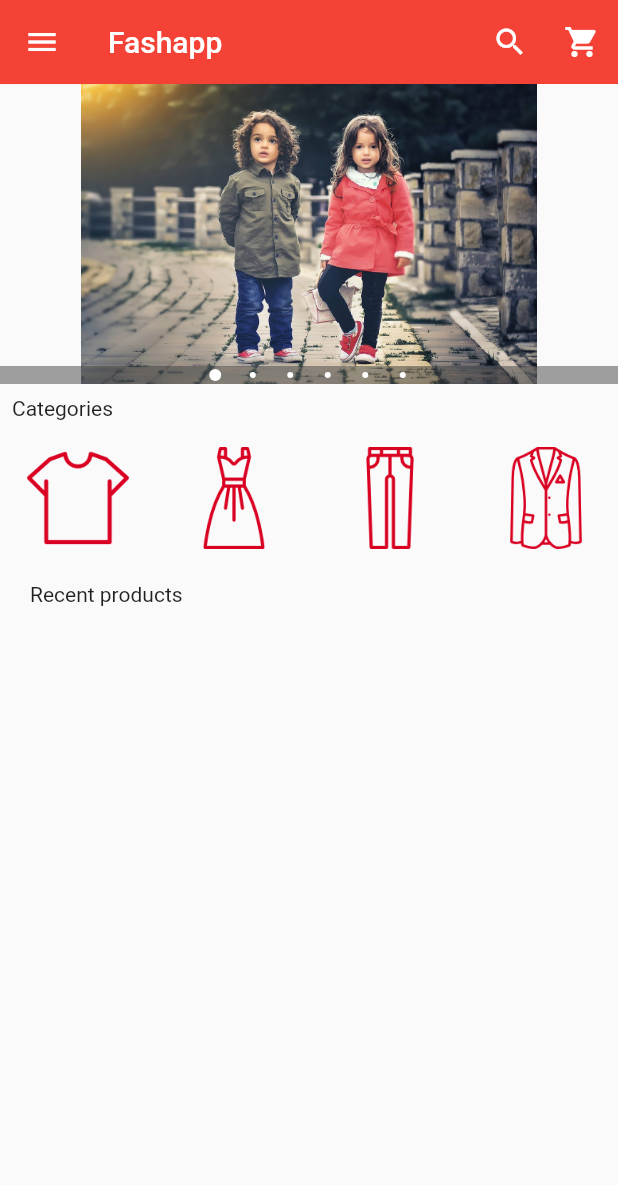
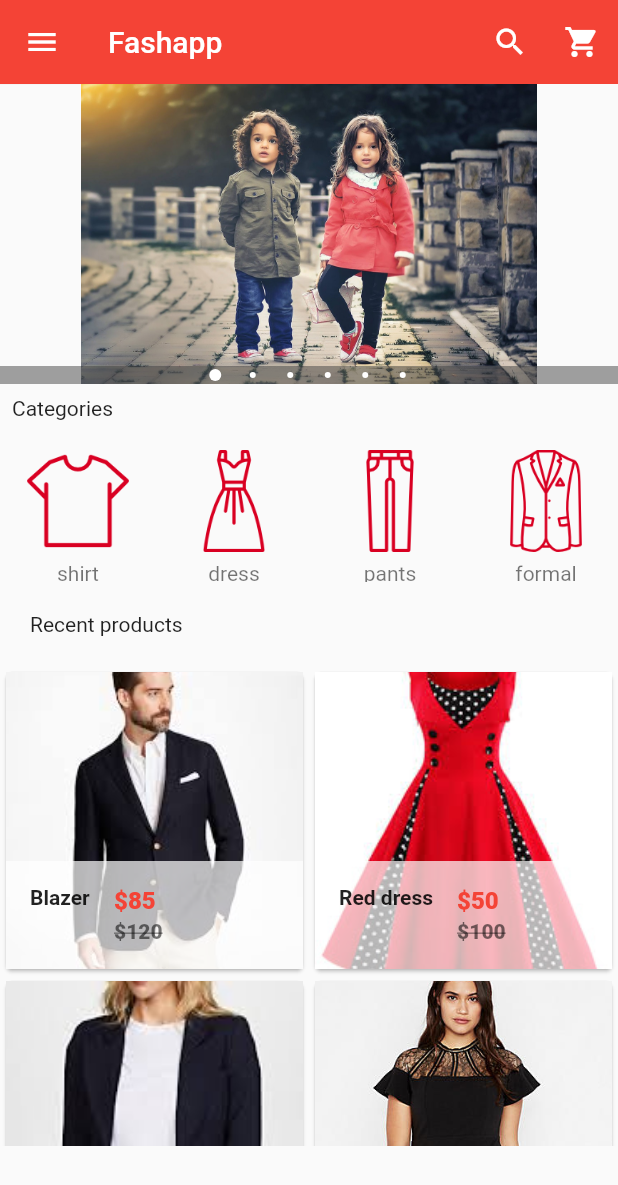
Before and after one commit to Ayobami-00/flutter-ecommerce-application, a Flutter app: the screen it shows after launch, on a phone screen of 412 x 824 dp. Shown: the top 1185 px of the screen. Run offline on Flutter 3.47's test engine with Material 2 defaults, Android fonts, the phone set to English and light mode, and no system bars; drawn by our look-alikes of carousel_pro.

Commit message:
built the product section and product details page

```diff
--- a/flutter_ecommerce_application/lib/components/horizontal_listview.dart
+++ b/flutter_ecommerce_application/lib/components/horizontal_listview.dart
@@ -4,7 +4,7 @@ class HorizontalList extends StatelessWidget {
   @override
   Widget build(BuildContext context) {
     return Container(
-      height: 80.0,
+      height: 100.0,
       child: ListView(
         scrollDirection: Axis.horizontal,
         children: <Widget>[
--- a/flutter_ecommerce_application/lib/components/products.dart
+++ b/flutter_ecommerce_application/lib/components/products.dart
@@ -1,4 +1,5 @@
 import 'package:flutter/material.dart';
+import 'package:flutter_ecommerce_application/pages/product_details.dart';
 
 class Products extends StatefulWidget {
   @override
@@ -6,7 +7,6 @@ class Products extends StatefulWidget {
 }
 
 class _ProductsState extends State<Products> {
-
   var product_list = [
     {
       "name": 'Blazer',
@@ -19,34 +19,103 @@ class _ProductsState extends State<Products> {
       "picture": "images/products/dress1.jpeg",
       "old_price": 100,
       "price": 50,
+    },
+    {
+      "name": 'Blazer',
+      "picture": "images/products/blazer2.jpeg",
+      "old_price": 200,
+      "price": 100,
+    },
+    {
+      "name": 'Black dress',
+      "picture": "images/products/dress2.jpeg",
+      "old_price": 300,
+      "price": 150,
+    },
+    {
+      "name": 'High heels',
+      "picture": "images/products/hills1.jpeg",
+      "old_price": 100,
+      "price": 50,
+    },
+    {
+      "name": 'High heels',
+      "picture": "images/products/hills2.jpeg",
+      "old_price": 150,
+      "price": 100,
     }
-
   ];
   @override
   Widget build(BuildContext context) {
-    return Container(
-
-    );
+    return GridView.builder(
+        itemCount: product_list.length,
+        gridDelegate:
+            SliverGridDelegateWithFixedCrossAxisCount(crossAxisCount: 2),
+        itemBuilder: (BuildContext context, int index) {
+          return Single_prod(
+            prod_name: product_list[index]["name"],
+            prod_picture: product_list[index]["picture"],
+            prod_old_price: product_list[index]["old_price"],
+            prod_price: product_list[index]["price"],
+          );
+        });
   }
 }
 
-
 class Single_prod extends StatelessWidget {
   final prod_name;
-  final product_picture;
+  final prod_picture;
   final prod_old_price;
   final prod_price;
 
-  Single_prod({
-    this.prod_name,
-    this.product_picture,
-    this.prod_old_price,
-    this.prod_price
-  });
+  Single_prod(
+      {this.prod_name,
+      this.prod_picture,
+      this.prod_old_price,
+      this.prod_price});
   @override
   Widget build(BuildContext context) {
-    return Container(
-
-    );
+    return Card(
+        child: Hero(
+      tag: Text("Hero 1"),
+      child: Material(
+        child: InkWell(
+          onTap: () => Navigator.of(context).push(MaterialPageRoute(
+            // here we are passsing the values of product to the product detail page
+              builder: (context) => ProductDetails(
+                    product_detail_name: prod_name,
+                    product_detail_new_price: prod_price,
+                    product_detail_old_price: prod_old_price,
+                    product_detail_picture: prod_picture,
+                  ))),
+          child: GridTile(
+            footer: Container(
+                color: Colors.white70,
+                child: ListTile(
+                  leading: Text(
+                    prod_name,
+                    style: TextStyle(fontWeight: FontWeight.bold),
+                  ),
+                  title: Text(
+                    "\$$prod_price",
+                    style: TextStyle(
+                        color: Colors.red, fontWeight: FontWeight.w800),
+                  ),
+                  subtitle: Text(
+                    "\$$prod_old_price",
+                    style: TextStyle(
+                        color: Colors.black54,
+                        fontWeight: FontWeight.w800,
+                        decoration: TextDecoration.lineThrough),
+                  ),
+                )),
+            child: Image.asset(
+              prod_picture,
+              fit: BoxFit.cover,
+            ),
+          ),
+        ),
+      ),
+    ));
   }
 }
--- a/flutter_ecommerce_application/pubspec.yaml
+++ b/flutter_ecommerce_application/pubspec.yaml
@@ -58,6 +58,10 @@ flutter:
    - images/cats/accessories.png
    - images/products/blazer1.jpeg
    - images/products/dress1.jpeg
+   - images/products/blazer2.jpeg
+   - images/products/dress2.jpeg
+   - images/products/hills1.jpeg
+   - images/products/hills2.jpeg
 
 
 
```
Also changed, not shown: flutter_ecommerce_application/lib/pages/product_details.dart (added, +267 -0 lines).
